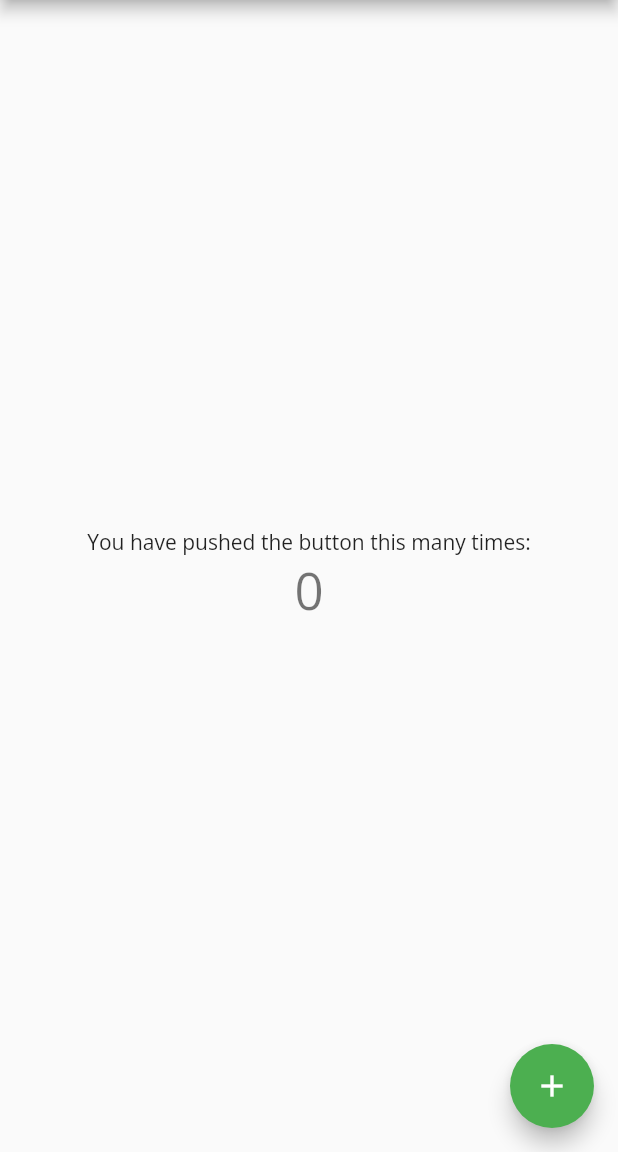
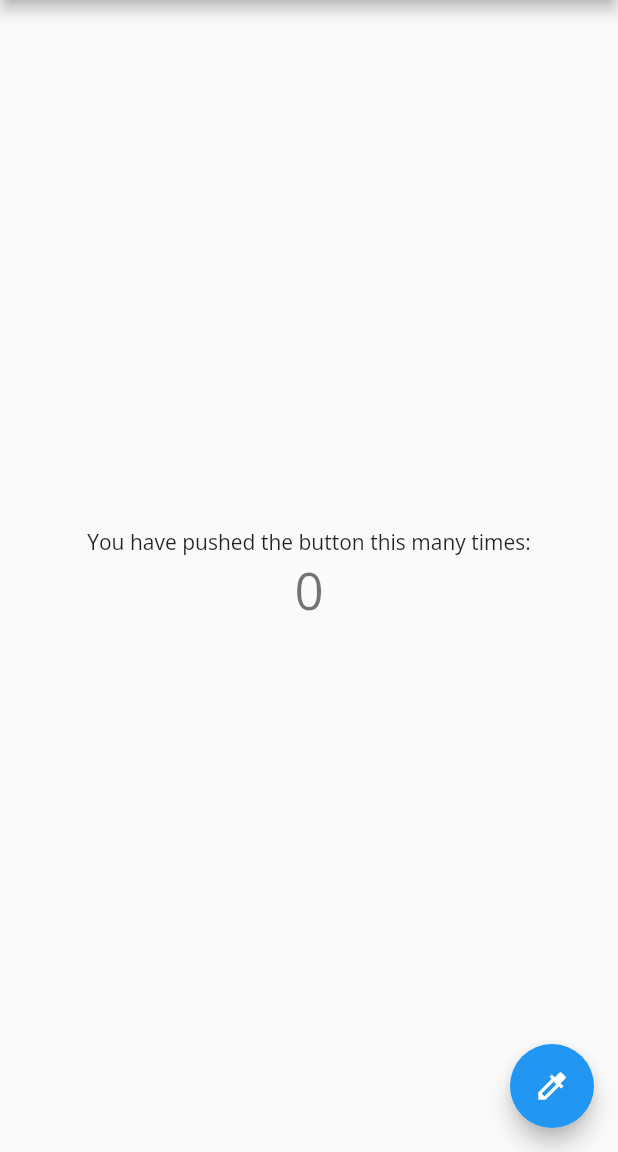
Before and after one commit to flankb/extended_theme, a Flutter app: the screen it shows after launch, on a phone screen of 412 x 824 dp, the part 84-1236 px from its top. Run offline on Flutter 3.47's test engine with Material 2 defaults, Android fonts, the phone set to English and light mode, and no system bars; our stand-ins replace google_fonts, shared_preferences.

Commit message:
upgrade basis

```diff
--- a/example/lib/main.dart
+++ b/example/lib/main.dart
@@ -3,6 +3,9 @@ import 'package:flutter/material.dart';
 import 'package:shared_preferences/shared_preferences.dart';
 
 import 'theme.dart';
+
+// typedef ThemedWidgetBuilder<TTheme extends ExtendedTheme> = Widget Function(
+//     BuildContext context, TTheme theme);
 
 void main() async {
   WidgetsFlutterBinding.ensureInitialized();
@@ -10,10 +13,11 @@ void main() async {
   /// Read last theme from [SharedPreferences] for simple example
   /// Avoid [async] in main method for production. Try to use FutureBuilder or other async widgets
   final initialTheme = await _readLastTheme();
-  final controller = ThemeController<AppTheme>(initialTheme, appThemes);
+  //final controller = ThemeController<AppTheme>(initialTheme, appThemes);
 
   runApp(MyApp(
-    themeController: controller,
+    //themeController: controller,
+    initialTheme: initialTheme,
   ));
 }
 
@@ -25,21 +29,26 @@ Future<String> _readLastTheme() async {
 }
 
 class MyApp extends StatelessWidget {
-  final ThemeController<AppTheme> themeController;
+  //final ThemeController<AppTheme> themeController;
+  final String initialTheme;
 
-  const MyApp({Key key, this.themeController}) : super(key: key);
+  const MyApp({Key key, this.initialTheme}) : super(key: key);
   // This widget is the root of your application.
   @override
   Widget build(BuildContext context) {
-    return ExtentedThemeProvider<AppTheme>(
-      controller: themeController,
-      child: Builder(builder: (context) {
+    return StatefulThemeProvider<AppTheme>(
+      initialTheme: initialTheme,
+      availableThemes: appThemes,
+      themeBuilder: (context, appTheme) {
+        debugPrint('Builder build');
+
         return MaterialApp(
           title: 'Flutter Demo',
-          theme: context.t2().theme.materialTheme,
+          theme: appTheme
+              .materialThemeData, // appTheme.materialTheme, //context.t2().theme.materialTheme,
           home: MyHomePage(title: 'Flutter Demo Home Page'),
         );
-      }),
+      },
     );
   }
 }
@@ -121,10 +130,22 @@ class _MyHomePageState extends State<MyHomePage> {
         ),
       ),
       floatingActionButton: FloatingActionButton(
-        backgroundColor: Theme.of(context).primaryColor,
-        onPressed: _incrementCounter,
+        backgroundColor: (StatefulThemeProvider.of<AppTheme>(context).theme)
+            .buttonPauseColor,
+
+        // context
+        //     .t2()
+        //     .theme
+        //     .buttonPauseColor, //Theme.of(context).primaryColor,
+        onPressed: () {
+          final themeKeys = appThemes.keys.toList();
+          StatefulThemeProvider.of<AppTheme>(context)
+              .updateTheme(themeKeys[_counter % themeKeys.length]);
+
+          _incrementCounter();
+        },
         tooltip: 'Increment',
-        child: Icon(Icons.add),
+        child: Icon(Icons.colorize),
       ), // This trailing comma makes auto-formatting nicer for build methods.
     );
   }
--- a/example/lib/theme.dart
+++ b/example/lib/theme.dart
@@ -9,14 +9,14 @@ class AppTheme extends ExtendedTheme {
 
   AppTheme(ThemeData materialTheme,
       {this.shadowColor, this.buttonPauseColor, this.subtitleColor})
-      : super(materialTheme: materialTheme);
+      : super(materialThemeData: materialTheme);
 }
 
-extension InheritedThemeExtensions on BuildContext {
-  ThemeController<AppTheme> t2() {
-    return this.t<AppTheme>();
-  }
-}
+// extension InheritedThemeExtensions on BuildContext {
+//   ThemeController<AppTheme> t2() {
+//     return this.t<AppTheme>();
+//   }
+// }
 
 ThemeData baseTheme = ThemeData(
   brightness: Brightness.light,
--- a/lib/extended_theme.dart
+++ b/lib/extended_theme.dart
@@ -3,58 +3,144 @@ library extended_theme;
 import 'package:flutter/cupertino.dart';
 import 'package:flutter/material.dart';
 
+// Generic typedef:
+// https://stackoverflow.com/questions/51092028/how-to-typedef-a-generic-function
+typedef ThemedWidgetBuilder<TTheme extends ExtendedTheme> = Widget Function(
+    BuildContext context, TTheme theme);
+
 class ExtendedTheme {
-  final ThemeData materialTheme;
+  final ThemeData materialThemeData;
   final CupertinoThemeData cupertinoThemeData;
 
   @mustCallSuper
-  ExtendedTheme({this.materialTheme, this.cupertinoThemeData})
-      : assert(materialTheme != null || cupertinoThemeData != null);
+  ExtendedTheme({this.materialThemeData, this.cupertinoThemeData})
+      : assert(materialThemeData != null || cupertinoThemeData != null);
 }
 
-class ThemeController<TTheme extends ExtendedTheme> extends ChangeNotifier {
+// class ThemeController<TTheme extends ExtendedTheme> extends ChangeNotifier {
+//   String _themeId;
+//   Map<String, TTheme> _availableThemes;
+
+//   ThemeController(String initialTheme, Map<String, TTheme> availableThemes) {
+//     _themeId = initialTheme;
+//     _availableThemes = availableThemes;
+//   }
+
+//   String get themeId => _themeId;
+//   TTheme get theme => _availableThemes[_themeId];
+
+//   updateTheme(String newTheme) {
+//     if (_themeId != newTheme) {
+//       _themeId = newTheme;
+
+//       debugPrint("Updated theme: " + newTheme.toString());
+
+//       notifyListeners();
+//     }
+//   }
+// }
+
+class StatefulThemeProvider<TTheme extends ExtendedTheme>
+    extends StatefulWidget {
+  final String initialTheme;
+  final Map<String, TTheme> availableThemes;
+  final ThemedWidgetBuilder<TTheme> themeBuilder;
+
+  const StatefulThemeProvider(
+      {Key key, this.initialTheme, this.availableThemes, this.themeBuilder})
+      : super(key: key);
+
+  @override
+  StatefulThemeProviderState<TTheme> createState() =>
+      StatefulThemeProviderState<TTheme>();
+
+  static StatefulThemeProviderState<TTheme> of<TTheme extends ExtendedTheme>(
+      BuildContext context) {
+    return context
+        .dependOnInheritedWidgetOfExactType<InheritedTheme<TTheme>>()
+        .stateTheme;
+  }
+}
+
+class ThemeFacade<TTheme extends ExtendedTheme> {
+  String themeId;
+  TTheme theme;
+  updateTheme(String newTheme) {}
+}
+
+class StatefulThemeProviderState<TTheme extends ExtendedTheme>
+    extends State<StatefulThemeProvider<TTheme>> {
+  //ThemeController<TTheme> _controller;
   String _themeId;
-  Map<String, TTheme> _availableThemes;
-
-  ThemeController(String initialTheme, Map<String, TTheme> availableThemes) {
-    _themeId = initialTheme;
-    _availableThemes = availableThemes;
-  }
 
   String get themeId => _themeId;
-  TTheme get theme => _availableThemes[_themeId];
+  TTheme get theme => widget.availableThemes[_themeId];
+
+  // TODO Сделать фасад для стейта!
 
   updateTheme(String newTheme) {
     if (_themeId != newTheme) {
-      _themeId = newTheme;
+      setState(() {
+        _themeId = newTheme;
+        debugPrint("Updated theme: " + newTheme.toString());
+      });
+      //notifyListeners();
+    }
+  }
 
-      debugPrint("Updated theme: " + newTheme.toString());
+  @override
+  void initState() {
+    super.initState();
+    _themeId = widget.initialTheme;
+    //_controller = ThemeController(widget.initialTheme, widget.availableThemes);
+  }
 
-      notifyListeners();
-    }
+  @override
+  Widget build(BuildContext context) {
+    debugPrint('_StatefulThemeProviderState build');
+
+    return InheritedTheme<TTheme>(
+      stateTheme: this,
+      child: Builder(builder: (contextCool) {
+        return widget.themeBuilder(context, theme);
+      }),
+    );
   }
 }
 
-class ExtentedThemeProvider<TTheme extends ExtendedTheme>
-    extends InheritedNotifier<ThemeController<TTheme>> {
-  final ThemeController<TTheme> controller;
+class InheritedTheme<TTheme extends ExtendedTheme> extends InheritedWidget {
+  final StatefulThemeProviderState<TTheme> stateTheme;
 
-  const ExtentedThemeProvider(
-      {Key key, @required Widget child, @required this.controller})
-      : super(key: key, child: child, notifier: controller);
+  InheritedTheme({Key key, this.stateTheme, Widget child})
+      : super(key: key, child: child);
 
-  static ThemeController<TTheme> of<TTheme extends ExtendedTheme>(
-      BuildContext context) {
-    return context
-        .dependOnInheritedWidgetOfExactType<ExtentedThemeProvider<TTheme>>()
-        .controller;
+  @override
+  bool updateShouldNotify(covariant InheritedWidget oldWidget) {
+    return true;
   }
 }
 
-extension ExtendedThemeExtensions on BuildContext {
-  ThemeController<T> t<T extends ExtendedTheme>() {
-    return this
-        .dependOnInheritedWidgetOfExactType<ExtentedThemeProvider<T>>()
-        .controller;
-  }
-}
+// class ExtentedThemeNotifier<TTheme extends ExtendedTheme>
+//     extends InheritedNotifier<ThemeController<TTheme>> {
+//   //final ThemedWidgetBuilder builder;
+//   final ThemeController<TTheme> controller;
+
+//   const ExtentedThemeNotifier(
+//       {Key key, @required Widget child, @required this.controller})
+//       : super(key: key, child: child, notifier: controller);
+
+//   // static ThemeController<TTheme> of<TTheme extends ExtendedTheme>(
+//   //     BuildContext context) {
+//   //   return context
+//   //       .dependOnInheritedWidgetOfExactType<ExtentedThemeNotifier<TTheme>>()
+//   //       .controller;
+//   // }
+// }
+
+// extension ExtendedThemeExtensions on BuildContext {
+//   ThemeController<T> t<T extends ExtendedTheme>() {
+//     return this
+//         .dependOnInheritedWidgetOfExactType<ExtentedThemeNotifier<T>>()
+//         .controller;
+//   }
+// }
```
Also changed, not shown: lib/extended_theme2.dart (added, +15 -0 lines), example/pubspec.lock.
